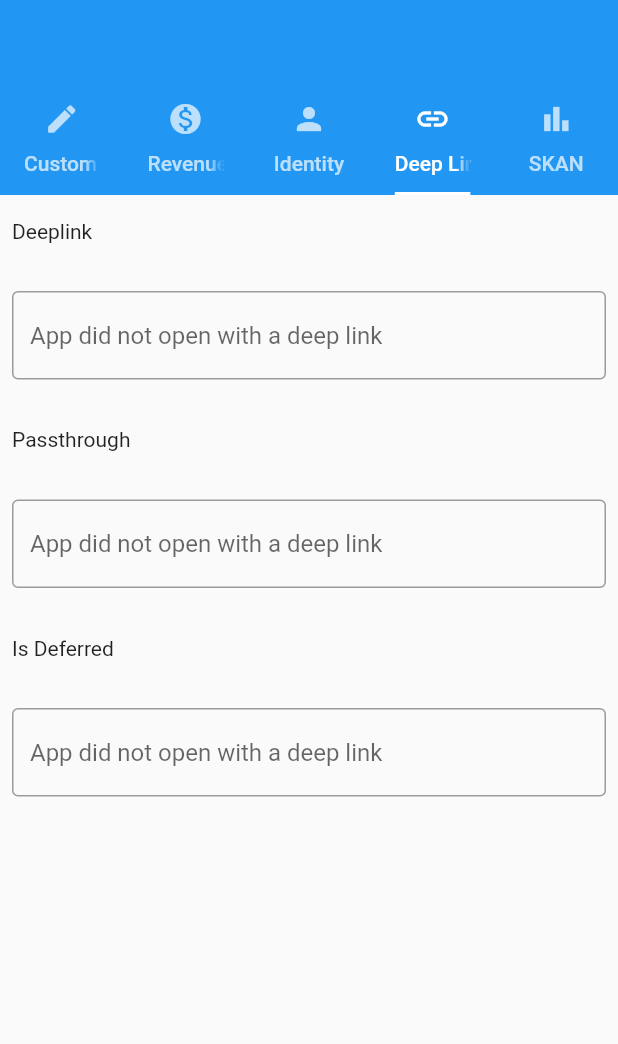
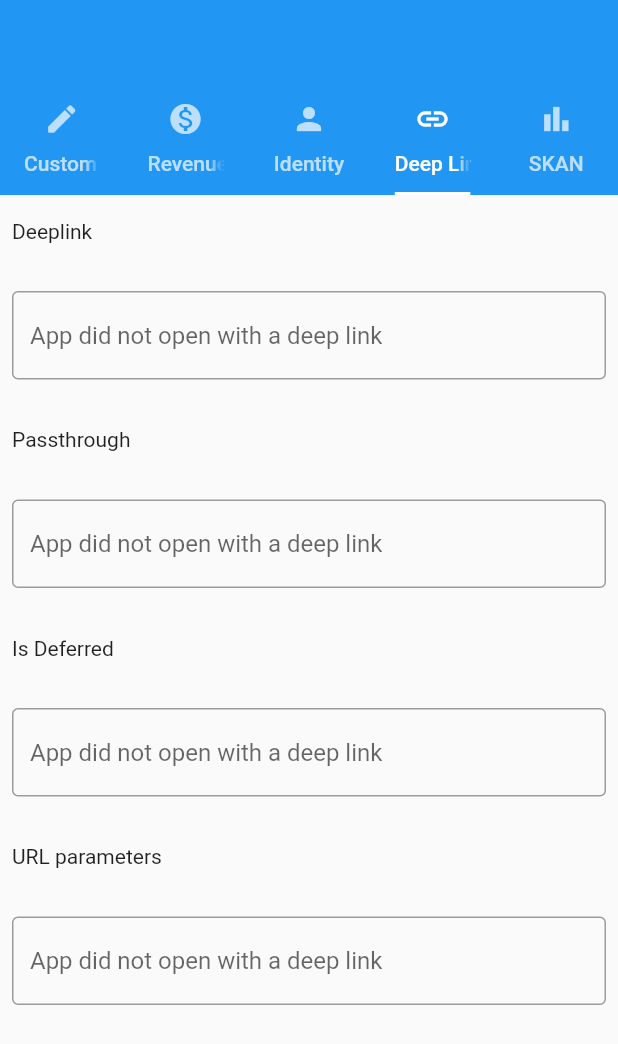
Before and after one commit to singular-labs/Singular-Flutter-SDK, a Flutter app: the screen it shows after launch, tab 4 chosen, on a phone screen of 412 x 824 dp. Shown: the top 1044 px of the screen. Run offline on Flutter 3.47's test engine with Material 2 defaults, Android fonts, the phone set to English and light mode, and no system bars.

Commit message:
add text field in test app to show url parameters api

```diff
--- a/example/lib/deeplink.dart
+++ b/example/lib/deeplink.dart
@@ -66,6 +66,20 @@ class MainPageState extends State<Deeplink> {
                     : widget.deeplinkParams!['isDeferred']),
           ),
         ),
+        Padding(
+            padding: EdgeInsets.symmetric(horizontal: 8, vertical: 16),
+            child: Text('URL parameters', textAlign: TextAlign.left)),
+        Padding(
+          padding: EdgeInsets.symmetric(horizontal: 8, vertical: 16),
+          child: TextField(
+            decoration: InputDecoration(
+                border: OutlineInputBorder(),
+                hintText: 'App did not open with a deep link',
+                labelText: widget.deeplinkParams == null
+                    ? ""
+                    : widget.deeplinkParams!['urlParameters']),
+          ),
+        ),
       ],
     ));
   }
```
